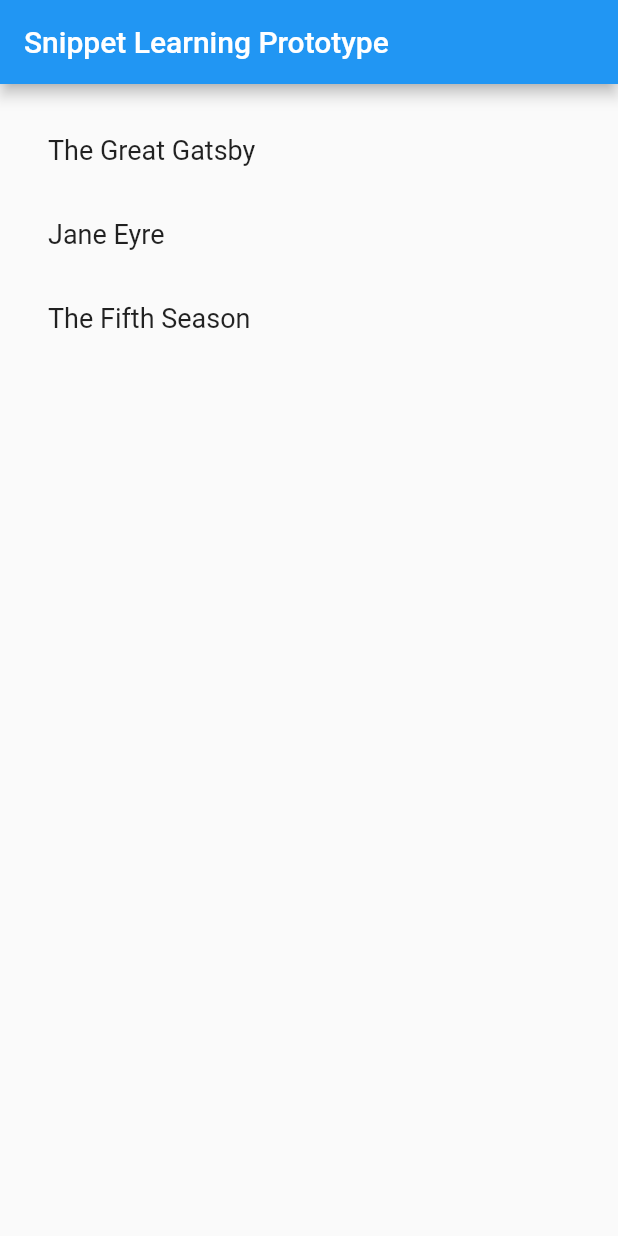
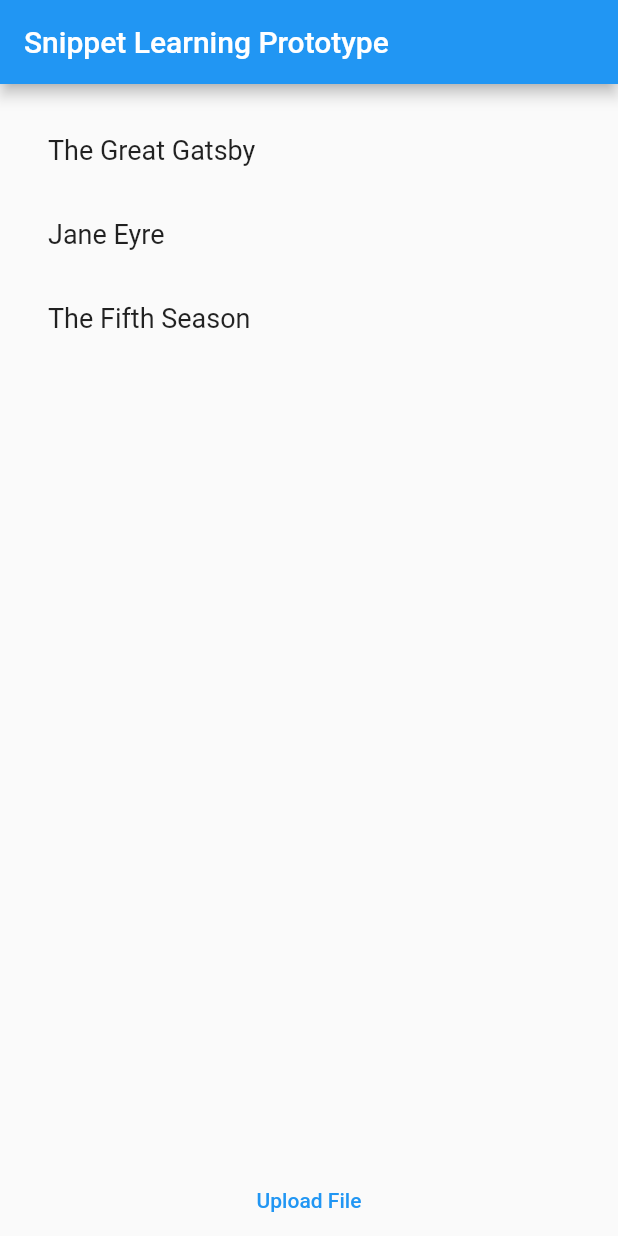
Before and after one commit to WangFreya/The_Newsies_MAS_Project, a Flutter app: the screen it shows after launch, on a phone screen of 412 x 824 dp. Run offline on Flutter 3.47's test engine with Material 2 defaults, Android fonts, the phone set to English and light mode, and no system bars; our stand-ins replace audioplayers, numberpicker; missing offline and left inert: flutter_number_picker.

Commit message:
added 'upload file' textbutton to main page

```diff
--- a/lib/main.dart
+++ b/lib/main.dart
@@ -18,9 +18,11 @@ class MyApp extends StatelessWidget {
         appBar: AppBar(
           title: const Text('Snippet Learning Prototype'),
         ),
-        body: const Center(
-          child: BookRow(),
-        ),
+        body: Center(
+            child: Column(children: <Widget>[
+          const Expanded(child: BookRow()),
+          TextButton(onPressed: () {}, child: const Text('Upload File'))
+        ])),
       ),
     );
   }
--- a/lib/play_podcast.dart
+++ b/lib/play_podcast.dart
@@ -62,15 +62,6 @@ class _PlayPodcastState extends State<PlayPodcast> {
     super.dispose();
   }
 
-  playMusic() async {
-    // Add the parameter "isLocal: true" if you want to access a local file
-    await audioPlayer.play(widget.track.url);
-  }
-
-  pauseMusic() async {
-    await audioPlayer.pause();
-  }
-
   void seekToSec(int sec) {
     Duration newPos = Duration(seconds: sec);
     audioPlayer
@@ -119,4 +110,13 @@ class _PlayPodcastState extends State<PlayPodcast> {
           )),
     );
   }
+
+  playMusic() async {
+    // Add the parameter "isLocal: true" if you want to access a local file
+    await audioPlayer.play(widget.track.url);
+  }
+
+  pauseMusic() async {
+    await audioPlayer.pause();
+  }
 }
```
Also changed, not shown: pubspec.lock.
